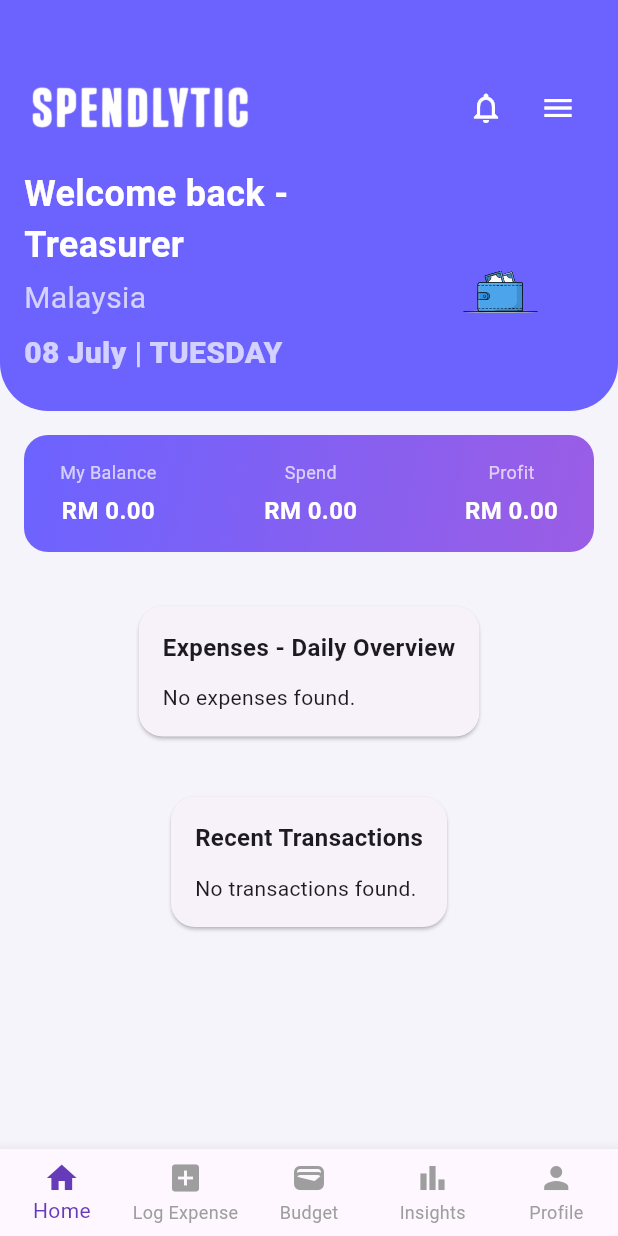
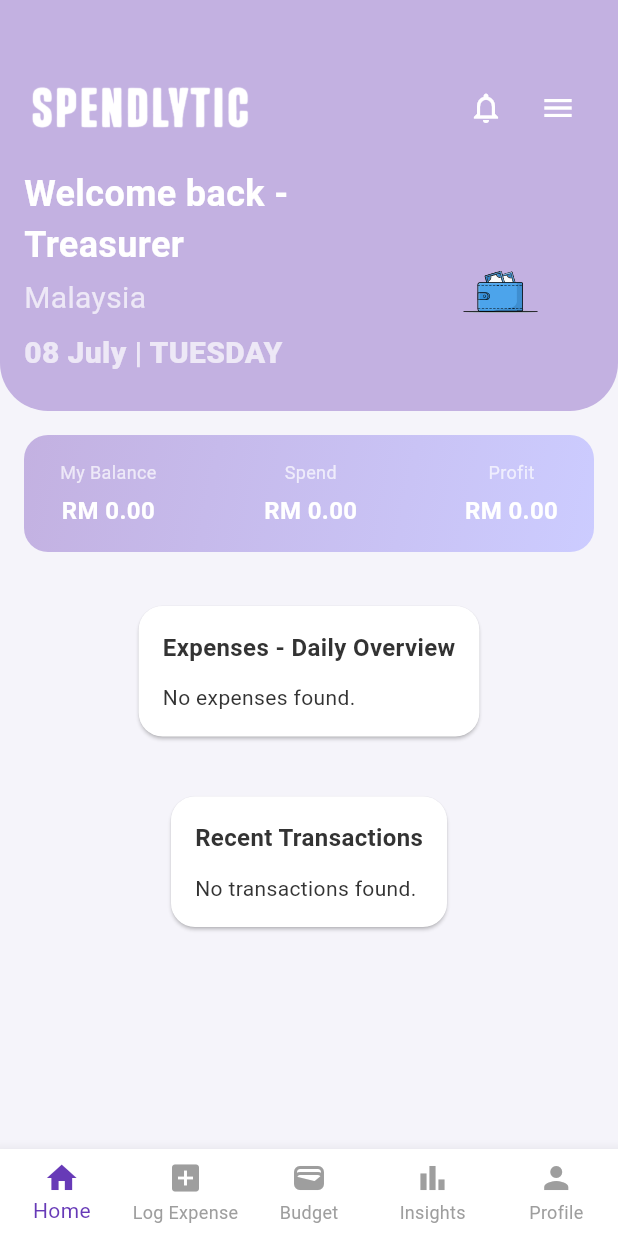
Before and after one commit to Qylahrzk/projectspendlytic, a Flutter app: the screen it shows once a user with an empty profile is signed in, on a phone screen of 412 x 824 dp. Run offline on Flutter 3.47's test engine with Material 3 defaults, Android fonts, the phone set to English and light mode, and no system bars; our stand-ins replace firebase_auth, firebase_core, google_sign_in, image_picker, lottie, sqflite; missing offline and left inert: google_ml_kit; accounts and stored records are empty; project files that could hold a hidden picture were left out.

Commit message:
Update Latest 2

```diff
--- a/lib/main.dart
+++ b/lib/main.dart
@@ -9,9 +9,7 @@ void main() async {
   await Firebase.initializeApp(
     options: DefaultFirebaseOptions.currentPlatform,
   );
-
-  await DBService().database; // Initialize SQLite
-
+  await DBService().database;
   runApp(const SpendlyticApp());
 }
 
@@ -23,10 +21,30 @@ class SpendlyticApp extends StatelessWidget {
     return MaterialApp(
       title: 'Spendlytic',
       debugShowCheckedModeBanner: false,
+      themeMode: ThemeMode.system,
       theme: ThemeData(
+        brightness: Brightness.light,
         fontFamily: 'Roboto',
-        primarySwatch: Colors.deepPurple,
         scaffoldBackgroundColor: const Color(0xFFF5F4FA),
+        colorScheme: ColorScheme.light(
+          primary: Color(0xFFC3B1E1),          // pastel purple
+          secondary: Color(0xFFCCCCFF),        // periwinkle
+          surface: Colors.white,
+          onPrimary: Colors.black,
+          onSurface: Color(0xFF333333),
+        ),
+      ),
+      darkTheme: ThemeData(
+        brightness: Brightness.dark,
+        fontFamily: 'Roboto',
+        scaffoldBackgroundColor: Color(0xFF121212),
+        colorScheme: ColorScheme.dark(
+          primary: Color(0xFFBF00FF),          // Electric Purple
+          secondary: Color(0xFFBC13FE),        // Neon Purple
+          surface: Color(0xFF1E1E1E),
+          onPrimary: Colors.white,
+          onSurface: Colors.white,
+        ),
       ),
       home: const AuthLayout(),
     );
--- a/lib/screens/home/home_screen.dart
+++ b/lib/screens/home/home_screen.dart
@@ -1,6 +1,7 @@
 import 'package:flutter/material.dart';
 import 'package:lottie/lottie.dart';
 import 'package:intl/intl.dart';
+import 'package:firebase_auth/firebase_auth.dart';
 import '../../services/db_service.dart';
 
 class HomeScreen extends StatefulWidget {
@@ -29,6 +30,7 @@ class _HomeScreenState extends State<HomeScreen> {
     _loadDate();
   }
 
+  /// Load current date and day
   Future<void> _loadDate() async {
     final now = DateTime.now();
     formattedDate = DateFormat('dd MMMM').format(now);
@@ -36,6 +38,7 @@ class _HomeScreenState extends State<HomeScreen> {
     setState(() {});
   }
 
+  /// Load user name from local DB
   Future<void> _loadUserData() async {
     final userData = await DBService().getUserData();
     setState(() {
@@ -43,25 +46,30 @@ class _HomeScreenState extends State<HomeScreen> {
     });
   }
 
+  /// Load home data from local DB
   Future<void> _loadHomeData() async {
     final homeData = await DBService().getHomeData();
     setState(() {
       balance = homeData['balance'] ?? 0;
       spend = homeData['spend'] ?? 0;
       profit = homeData['profit'] ?? 0;
-      categoryTotals = Map<String, double>.from(homeData['categories'] ?? {});
+      categoryTotals =
+          Map<String, double>.from(homeData['categories'] ?? {});
       recentTransactions = List<Map<String, dynamic>>.from(
         homeData['recentTransactions'] ?? [],
       );
     });
   }
 
+  /// Handle logout
   void _logout() async {
+    await FirebaseAuth.instance.signOut();
     await DBService().clearUserData();
     if (!mounted) return;
-    Navigator.pushReplacementNamed(context, '/login');
+    Navigator.of(context).popUntil((route) => route.isFirst);
   }
 
+  /// Show bottom drawer with logout option
   void _showDrawerMenu() {
     showModalBottomSheet(
       context: context,
@@ -85,30 +93,41 @@ class _HomeScreenState extends State<HomeScreen> {
     );
   }
 
+  /// Navigate to notifications page (dummy page for now)
+  void _goToNotifications() {
+    Navigator.of(context).push(
+      MaterialPageRoute(
+        builder: (_) => const _NotificationScreen(),
+      ),
+    );
+  }
+
   @override
   Widget build(BuildContext context) {
+    final colorScheme = Theme.of(context).colorScheme;
+
     return Scaffold(
-      backgroundColor: const Color(0xFFF5F4FA),
+      backgroundColor: Theme.of(context).scaffoldBackgroundColor,
       body: SingleChildScrollView(
         child: Column(
           children: [
-            _buildPurpleHeader(),
-            _buildBalanceCard(balance, spend, profit),
-            _buildExpenseOverview(categoryTotals),
-            _buildRecentTransactions(),
+            _buildPurpleHeader(colorScheme),
+            _buildBalanceCard(colorScheme),
+            _buildExpenseOverview(colorScheme),
+            _buildRecentTransactions(colorScheme),
           ],
         ),
       ),
     );
   }
 
-  /// New Purple Header with rounded bottom and complete layout
-  Widget _buildPurpleHeader() {
+  /// Header with purple background and layout
+  Widget _buildPurpleHeader(ColorScheme colorScheme) {
     return Container(
       width: double.infinity,
-      decoration: const BoxDecoration(
-        color: Color(0xFF6C63FF),
-        borderRadius: BorderRadius.only(
+      decoration: BoxDecoration(
+        color: colorScheme.primary,
+        borderRadius: const BorderRadius.only(
           bottomLeft: Radius.circular(32),
           bottomRight: Radius.circular(32),
         ),
@@ -117,39 +136,35 @@ class _HomeScreenState extends State<HomeScreen> {
       child: Column(
         crossAxisAlignment: CrossAxisAlignment.start,
         children: [
-          // TOP ROW: Logo + Notification + Hamburger
+          // Top row
           Row(
             mainAxisAlignment: MainAxisAlignment.spaceBetween,
             children: [
-              // App Logo
               Image.asset(
                 "assets/images/app_logo.png",
                 height: 35,
+                color: Colors.white,
               ),
-              // Notification + Hamburger
               Row(
                 children: [
                   IconButton(
                     icon: const Icon(Icons.notifications_none,
                         color: Colors.white),
-                    onPressed: () {
-                      // handle notification
-                    },
+                    onPressed: _goToNotifications,
                   ),
                   IconButton(
                     icon: const Icon(Icons.menu, color: Colors.white),
                     onPressed: _showDrawerMenu,
                   ),
                 ],
-              ),
+              )
             ],
           ),
           const SizedBox(height: 16),
 
-          // SECOND ROW: Text info + Lottie
+          // Second row
           Row(
             children: [
-              // Left: text info
               Expanded(
                 child: Column(
                   crossAxisAlignment: CrossAxisAlignment.start,
@@ -182,26 +197,28 @@ class _HomeScreenState extends State<HomeScreen> {
                   ],
                 ),
               ),
-              // Right: Coin Lottie animation
               Lottie.asset(
                 "assets/animations/coin.json",
                 height: 120,
                 width: 120,
-              ),
+              )
             ],
-          ),
+          )
         ],
       ),
     );
   }
 
-  Widget _buildBalanceCard(double balance, double spend, double profit) {
+  Widget _buildBalanceCard(ColorScheme colorScheme) {
     return Container(
       margin: const EdgeInsets.all(16),
       decoration: BoxDecoration(
         borderRadius: BorderRadius.circular(16),
-        gradient: const LinearGradient(
-          colors: [Color(0xFF6C63FF), Color(0xFF9B5DE5)],
+        gradient: LinearGradient(
+          colors: [
+            colorScheme.primary,
+            colorScheme.secondary,
+          ],
           begin: Alignment.topLeft,
           end: Alignment.bottomRight,
         ),
@@ -241,26 +258,33 @@ class _HomeScreenState extends State<HomeScreen> {
     );
   }
 
-  Widget _buildExpenseOverview(Map<String, double> categoryTotals) {
+  Widget _buildExpenseOverview(ColorScheme colorScheme) {
     return Container(
       margin: const EdgeInsets.all(16),
       child: Card(
-        shape: RoundedRectangleBorder(borderRadius: BorderRadius.circular(16)),
+        color: colorScheme.surface,
+        shape: RoundedRectangleBorder(
+          borderRadius: BorderRadius.circular(16),
+        ),
         child: Padding(
           padding: const EdgeInsets.all(16),
           child: Column(
             crossAxisAlignment: CrossAxisAlignment.start,
             children: [
-              const Text(
+              Text(
                 "Expenses - Daily Overview",
                 style: TextStyle(
                   fontWeight: FontWeight.bold,
                   fontSize: 16,
+                  color: colorScheme.onSurface,
                 ),
               ),
               const SizedBox(height: 12),
               categoryTotals.isEmpty
-                  ? const Text("No expenses found.")
+                  ? Text(
+                      "No expenses found.",
+                      style: TextStyle(color: colorScheme.onSurface),
+                    )
                   : Wrap(
                       spacing: 16,
                       runSpacing: 16,
@@ -270,16 +294,23 @@ class _HomeScreenState extends State<HomeScreen> {
                           children: [
                             CircleAvatar(
                               radius: 24,
-                              backgroundColor: Colors.deepPurple.shade50,
-                              child: const Icon(
+                              backgroundColor: Color.lerp(
+                                colorScheme.primary,
+                                Colors.transparent,
+                                0.8,
+                              ),
+                              child: Icon(
                                 Icons.pie_chart,
-                                color: Colors.deepPurple,
+                                color: colorScheme.primary,
                               ),
                             ),
                             const SizedBox(height: 4),
                             Text(
                               entry.key,
-                              style: const TextStyle(fontSize: 12),
+                              style: TextStyle(
+                                fontSize: 12,
+                                color: colorScheme.onSurface,
+                              ),
                             ),
                             Text(
                               "-RM ${entry.value.toStringAsFixed(2)}",
@@ -299,42 +330,56 @@ class _HomeScreenState extends State<HomeScreen> {
     );
   }
 
-  Widget _buildRecentTransactions() {
+  Widget _buildRecentTransactions(ColorScheme colorScheme) {
     return Container(
       margin: const EdgeInsets.all(16),
       child: Card(
-        shape: RoundedRectangleBorder(borderRadius: BorderRadius.circular(16)),
+        color: colorScheme.surface,
+        shape: RoundedRectangleBorder(
+          borderRadius: BorderRadius.circular(16),
+        ),
         child: Padding(
           padding: const EdgeInsets.all(16),
           child: Column(
             crossAxisAlignment: CrossAxisAlignment.start,
             children: [
-              const Text(
+              Text(
                 "Recent Transactions",
                 style: TextStyle(
                   fontWeight: FontWeight.bold,
                   fontSize: 16,
+                  color: colorScheme.onSurface,
                 ),
               ),
               const SizedBox(height: 12),
               recentTransactions.isEmpty
-                  ? const Text("No transactions found.")
+                  ? Text(
+                      "No transactions found.",
+                      style: TextStyle(color: colorScheme.onSurface),
+                    )
                   : Column(
                       children: recentTransactions.map((tx) {
                         return ListTile(
                           contentPadding:
                               const EdgeInsets.symmetric(vertical: 4),
-                          leading: const Icon(Icons.receipt_long,
-                              color: Colors.deepPurple),
+                          leading: Icon(Icons.receipt_long,
+                              color: colorScheme.primary),
                           title: Text(
                             tx["title"] ?? "",
-                            style: const TextStyle(fontWeight: FontWeight.bold),
+                            style: TextStyle(
+                              fontWeight: FontWeight.bold,
+                              color: colorScheme.onSurface,
+                            ),
                           ),
-                          subtitle:
-                              Text(tx["category"] ?? "Uncategorized"),
+                          subtitle: Text(
+                            tx["category"] ?? "Uncategorized",
+                            style:
+                                TextStyle(color: colorScheme.onSurface),
+                          ),
                           trailing: Text(
                             "-RM ${tx["amount"].toStringAsFixed(2)}",
-                            style: const TextStyle(color: Colors.redAccent),
+                            style: const TextStyle(
+                                color: Colors.redAccent),
                           ),
                         );
                       }).toList(),
@@ -346,3 +391,19 @@ class _HomeScreenState extends State<HomeScreen> {
     );
   }
 }
+
+/// Dummy notification screen
+class _NotificationScreen extends StatelessWidget {
+  // ignore: unused_element_parameter
+  const _NotificationScreen({super.key});
+
+  @override
+  Widget build(BuildContext context) {
+    return Scaffold(
+      appBar: AppBar(title: const Text("Notifications")),
+      body: const Center(
+        child: Text("No notifications yet."),
+      ),
+    );
+  }
+}
```
